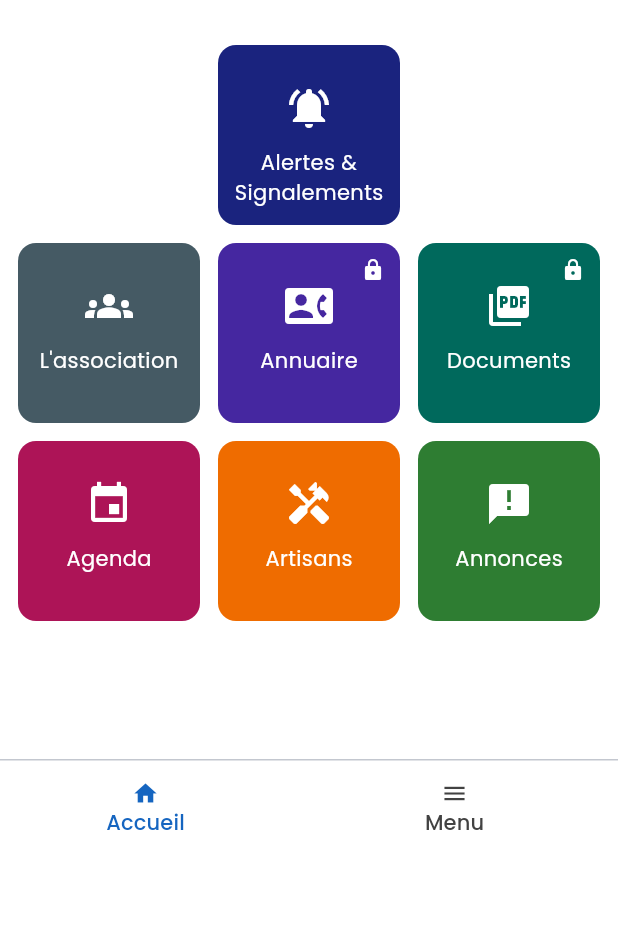
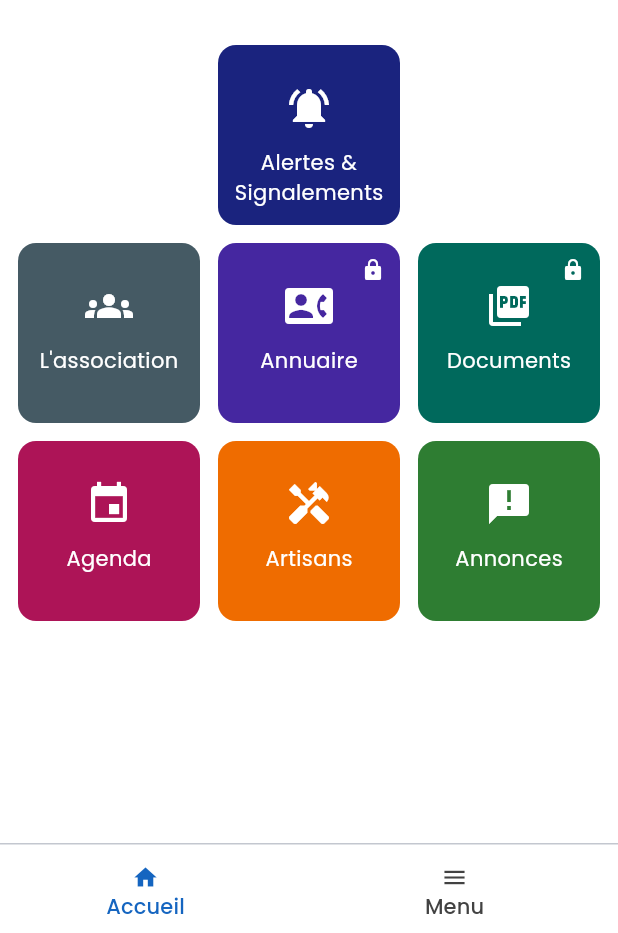
Before and after one commit to Richard240000/sarrazi_asso_clean, a Flutter app: the screen it shows after launch, on a phone screen of 412 x 824 dp, the part 303-1236 px from its top. Run offline on Flutter 3.47's test engine with Material 3 defaults, Android fonts, the phone set to English and light mode, and no system bars; our stand-ins replace firebase_core, firebase_messaging, flutter_html, flutter_local_notifications, flutter_map, focus_detector_v2 and 10 more; missing offline and left inert: flutter_email_sender; accounts and stored records are empty; network calls fail.

Commit message:
fix marge en bas et icones

```diff
--- a/lib/pages/agenda_page.dart
+++ b/lib/pages/agenda_page.dart
@@ -70,7 +70,7 @@ class _AgendaPageState extends State<AgendaPage> {
               var date = DateTime.tryParse((evt['date_event'] ?? '').toString()) ?? DateTime.now();
               var color = Color(((index + 1) * 0.1547 * 0xFFFFFF).toInt()).withAlpha(255);
               return Padding(
-                padding: const EdgeInsets.fromLTRB(20, 0, 10, 0),
+                padding: const EdgeInsets.fromLTRB(10, 0, 10, 0),
                 child: Row(
                   spacing: 20,
                   children: [
@@ -134,7 +134,7 @@ class _AgendaPageState extends State<AgendaPage> {
                                   spacing: 5,
                                   crossAxisAlignment: CrossAxisAlignment.start,
                                   children: [
-                                    Icon(Symbols.description, size: 20, color: color, weight: 600),
+                                    Icon(Icons.description_outlined, size: 20, color: color, weight: 600),
                                     Expanded(child: Text(evt['description'] ?? '')),
                                   ],
                                 ),
--- a/lib/pages/ajouter_annonce_page.dart
+++ b/lib/pages/ajouter_annonce_page.dart
@@ -150,7 +150,7 @@ class _AjouterAnnoncePageState extends State<AjouterAnnoncePage> {
           // ),
           ElevatedButton.icon(
             onPressed: loading ? null : _envoyerAnnonce,
-            icon: const Icon(Symbols.send, color: Colors.white, size: 25),
+            icon: const Icon(Icons.send, color: Colors.white, size: 25),
             label: Text(loading ? 'Envoi...' : 'Publier l\'annonce', style: TextStyle(color: Colors.white, fontSize: 16)),
             style: ButtonStyle(
               padding: WidgetStatePropertyAll(EdgeInsetsGeometry.all(10)),
--- a/lib/pages/ajouter_publication.dart
+++ b/lib/pages/ajouter_publication.dart
@@ -209,7 +209,7 @@ class _AjouterPublicationPageState extends State<AjouterPublicationPage> {
 
                     ElevatedButton.icon(
                       onPressed: _submitting ? null : _submit,
-                      icon: _submitting ? const SizedBox(width: 18, height: 18, child: CircularProgressIndicator(strokeWidth: 2)) : const Icon(Symbols.send, color: Colors.white, size: 25),
+                      icon: _submitting ? const SizedBox(width: 18, height: 18, child: CircularProgressIndicator(strokeWidth: 2)) : const Icon(Icons.send, color: Colors.white, size: 25),
                       label: Text(_submitting ? 'Envoi...' : 'Envoyer le signalement', style: TextStyle(color: Colors.white, fontSize: 16)),
                       style: ButtonStyle(
                         padding: WidgetStatePropertyAll(EdgeInsetsGeometry.all(10)),
--- a/lib/pages/alerte_signalement.dart
+++ b/lib/pages/alerte_signalement.dart
@@ -390,7 +390,7 @@ class _AlerteSignalementPageState extends State<AlerteSignalementPage> with Sing
                                 crossAxisAlignment: CrossAxisAlignment.center,
                                 spacing: 12,
                                 children: [
-                                  Icon(Symbols.error, color: Colors.orange, size: 30, weight: 600),
+                                  Icon(Icons.error, color: Colors.orange, size: 30, weight: 600),
                                   Expanded(
                                     child: Text(
                                       p.titre,
--- a/lib/pages/annonces_page.dart
+++ b/lib/pages/annonces_page.dart
@@ -117,7 +117,7 @@ class _AnnoncesPagesState extends State<AnnoncesPages> {
                                   children: [
                                     Icon(
                                       categorie == 'don'
-                                          ? Symbols.approval_delegation
+                                          ? Icons.volunteer_activism
                                           : categorie == 'vente'
                                           ? Symbols.sell
                                           : categorie == 'bon plan'
--- a/lib/pages/base_page.dart
+++ b/lib/pages/base_page.dart
@@ -104,7 +104,7 @@ class _BasePageState extends State<BasePage> {
         floatingActionButton: widget.floatingButton,
         bottomNavigationBar: widget.isBottomBarVisible
             ? Padding(
-                padding: EdgeInsets.only(bottom: Platform.isAndroid ? kBottomNavigationBarHeight : 0),
+                padding: EdgeInsets.only(bottom: 0),
                 child: Column(
                   mainAxisSize: MainAxisSize.min,
                   children: [
@@ -297,7 +297,7 @@ class _BasePageState extends State<BasePage> {
                   ],
                 ),
               )
-            : SizedBox.fromSize(),
+            : SizedBox(height: kBottomNavigationBarHeight),
       ),
     );
   }
--- a/lib/pages/documents_page.dart
+++ b/lib/pages/documents_page.dart
@@ -155,7 +155,7 @@ class _DocumentsPageState extends State<DocumentsPage> {
             contentPadding: EdgeInsets.fromLTRB(10, 0, 15, 10),
             leading: Padding(
               padding: const EdgeInsets.only(top: 2.0),
-              child: Icon(Symbols.picture_as_pdf, color: Color(0xFFd50000), size: 30, weight: 600),
+              child: Icon(Icons.picture_as_pdf, color: Color(0xFFd50000), size: 30, weight: 600),
             ),
             titleAlignment: ListTileTitleAlignment.top,
             title: Text(titre, style: TextStyle(fontWeight: FontWeight.w600, fontSize: 16)),
@@ -183,7 +183,7 @@ class _DocumentsPageState extends State<DocumentsPage> {
                       width: 40,
                       decoration: BoxDecoration(color: Color(0xFF0277BD).withAlpha(200), shape: BoxShape.circle),
                       child: IconButton(
-                        icon: Icon(Symbols.share, color: Colors.white, size: 20),
+                        icon: Icon(Icons.share, color: Colors.white, size: 20),
                         tooltip: 'Partager',
                         onPressed: () => partagerDocument(url, titre), // ✅ garder / envoyer
                       ),
```
